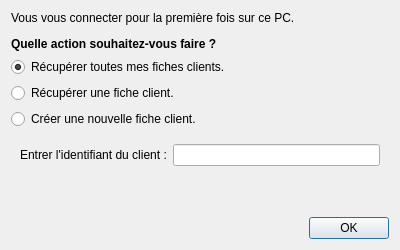
Krozark/Salamandre, file gui/Viewer/forms/choosedialog.ui: the form before one commit.
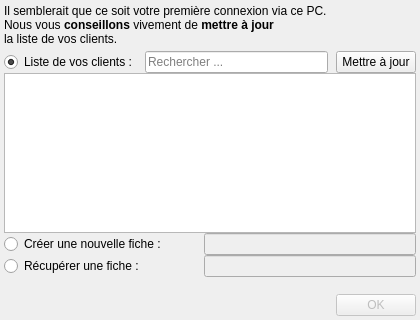
The form after the commit. Icons and pictures are not drawn.

Patch:
```diff
--- a/gui/Viewer/forms/choosedialog.ui
+++ b/gui/Viewer/forms/choosedialog.ui
@@ -6,30 +6,45 @@
    <rect>
     <x>0</x>
     <y>0</y>
-    <width>400</width>
-    <height>250</height>
+    <width>420</width>
+    <height>320</height>
    </rect>
   </property>
   <property name="minimumSize">
    <size>
-    <width>400</width>
-    <height>250</height>
+    <width>420</width>
+    <height>320</height>
    </size>
   </property>
   <property name="maximumSize">
    <size>
-    <width>400</width>
-    <height>250</height>
+    <width>420</width>
+    <height>320</height>
    </size>
   </property>
   <property name="windowTitle">
    <string>Dialog</string>
   </property>
   <layout class="QVBoxLayout" name="verticalLayout_2">
+   <property name="spacing">
+    <number>0</number>
+   </property>
+   <property name="leftMargin">
+    <number>4</number>
+   </property>
+   <property name="topMargin">
+    <number>4</number>
+   </property>
+   <property name="rightMargin">
+    <number>4</number>
+   </property>
+   <property name="bottomMargin">
+    <number>4</number>
+   </property>
    <item>
     <widget class="QStackedWidget" name="stackedWidget">
      <property name="currentIndex">
-      <number>2</number>
+      <number>1</number>
      </property>
      <widget class="QWidget" name="page_3">
       <layout class="QVBoxLayout" name="verticalLayout_7">
@@ -97,15 +112,53 @@
           <number>0</number>
          </property>
          <item>
-          <widget class="QRadioButton" name="radioButton_availablePatient">
+          <widget class="QLabel" name="label_firstConnection">
+           <property name="frameShape">
+            <enum>QFrame::NoFrame</enum>
+           </property>
            <property name="text">
-            <string>Liste de vos clients :</string>
-           </property>
-           <property name="checked">
-            <bool>true</bool>
+            <string>&lt;html&gt;&lt;head/&gt;&lt;body&gt;&lt;p&gt;Il semblerait que ce soit votre première connexion via ce PC. &lt;br/&gt;Nous vous &lt;span style=&quot; font-weight:600;&quot;&gt;conseillons&lt;/span&gt; vivement de &lt;span style=&quot; font-weight:600;&quot;&gt;mettre à jour &lt;/span&gt;&lt;br/&gt;la liste de vos clients.&lt;/p&gt;&lt;/body&gt;&lt;/html&gt;</string>
            </property>
           </widget>
          </item>
+         <item>
+          <layout class="QHBoxLayout" name="horizontalLayout">
+           <property name="spacing">
+            <number>8</number>
+           </property>
+           <property name="topMargin">
+            <number>5</number>
+           </property>
+           <item>
+            <widget class="QRadioButton" name="radioButton_availablePatient">
+             <property name="text">
+              <string>Liste de vos clients :</string>
+             </property>
+             <property name="checked">
+              <bool>true</bool>
+             </property>
+            </widget>
+           </item>
+           <item>
+            <widget class="QLineEdit" name="lineEdit_researchPatient">
+             <property name="placeholderText">
+              <string>Rechercher ...</string>
+             </property>
+            </widget>
+           </item>
+           <item>
+            <widget class="QPushButton" name="pushButton">
+             <property name="text">
+              <string>Mettre à jour</string>
+             </property>
+             <property name="icon">
+              <iconset resource="../Viewer.qrc">
+               <normaloff>:/icons/controls/reload.png</normaloff>:/icons/controls/reload.png</iconset>
+             </property>
+            </widget>
+           </item>
+          </layout>
+         </item>
          <item>
           <widget class="QListView" name="listView_availablePatient">
            <property name="editTriggers">
@@ -209,103 +262,6 @@
        </item>
       </layout>
      </widget>
-     <widget class="QWidget" name="page">
-      <layout class="QVBoxLayout" name="verticalLayout_4">
-       <property name="leftMargin">
-        <number>0</number>
-       </property>
-       <property name="topMargin">
-        <number>0</number>
-       </property>
-       <property name="rightMargin">
-        <number>0</number>
-       </property>
-       <property name="bottomMargin">
-        <number>0</number>
-       </property>
-       <item>
-        <layout class="QVBoxLayout" name="verticalLayout">
-         <item>
-          <widget class="QLabel" name="label_infoConnection">
-           <property name="text">
-            <string>&lt;html&gt;&lt;head/&gt;&lt;body&gt;&lt;p&gt;Vous vous connecter pour la première fois sur ce PC.&lt;/p&gt;&lt;p&gt;&lt;span style=&quot; font-weight:600;&quot;&gt;Quelle action souhaitez-vous faire ?&lt;/span&gt;&lt;/p&gt;&lt;/body&gt;&lt;/html&gt;</string>
-           </property>
-          </widget>
-         </item>
-         <item>
-          <layout class="QVBoxLayout" name="verticalLayout_3">
-           <property name="topMargin">
-            <number>0</number>
-           </property>
-           <item>
-            <widget class="QRadioButton" name="radioButton_getAllClientsFiles">
-             <property name="text">
-              <string>Récupérer toutes mes fiches clients.</string>
-             </property>
-             <property name="checked">
-              <bool>true</bool>
-             </property>
-            </widget>
-           </item>
-           <item>
-            <widget class="QRadioButton" name="radioButton_getClientFiles">
-             <property name="text">
-              <string>Récupérer une fiche client.</string>
-             </property>
-            </widget>
-           </item>
-           <item>
-            <widget class="QRadioButton" name="radioButton_createClientFiles">
-             <property name="text">
-              <string>Créer une nouvelle fiche client.</string>
-             </property>
-            </widget>
-           </item>
-          </layout>
-         </item>
-         <item>
-          <widget class="QWidget" name="widget_clientNumber" native="true">
-           <property name="minimumSize">
-            <size>
-             <width>0</width>
-             <height>0</height>
-            </size>
-           </property>
-           <layout class="QHBoxLayout" name="horizontalLayout">
-            <item>
-             <widget class="QLabel" name="label_clientNumber">
-              <property name="text">
-               <string>Entrer l'identifiant du client :</string>
-              </property>
-             </widget>
-            </item>
-            <item>
-             <widget class="QLineEdit" name="lineEdit_clientNumber">
-              <property name="inputMethodHints">
-               <set>Qt::ImhNone</set>
-              </property>
-             </widget>
-            </item>
-           </layout>
-          </widget>
-         </item>
-        </layout>
-       </item>
-       <item>
-        <spacer name="verticalSpacer_6">
-         <property name="orientation">
-          <enum>Qt::Vertical</enum>
-         </property>
-         <property name="sizeHint" stdset="0">
-          <size>
-           <width>20</width>
-           <height>40</height>
-          </size>
-         </property>
-        </spacer>
-       </item>
-      </layout>
-     </widget>
     </widget>
    </item>
    <item>
@@ -321,24 +277,11 @@
      </property>
     </spacer>
    </item>
-   <item>
-    <spacer name="verticalSpacer_2">
-     <property name="orientation">
-      <enum>Qt::Vertical</enum>
-     </property>
-     <property name="sizeType">
-      <enum>QSizePolicy::Fixed</enum>
-     </property>
-     <property name="sizeHint" stdset="0">
-      <size>
-       <width>20</width>
-       <height>10</height>
-      </size>
-     </property>
-    </spacer>
-   </item>
    <item>
     <widget class="QDialogButtonBox" name="buttonBox">
+     <property name="enabled">
+      <bool>false</bool>
+     </property>
      <property name="orientation">
       <enum>Qt::Horizontal</enum>
      </property>
```
Left out of the diff: 10 changed lines with no effect on the pictures.
